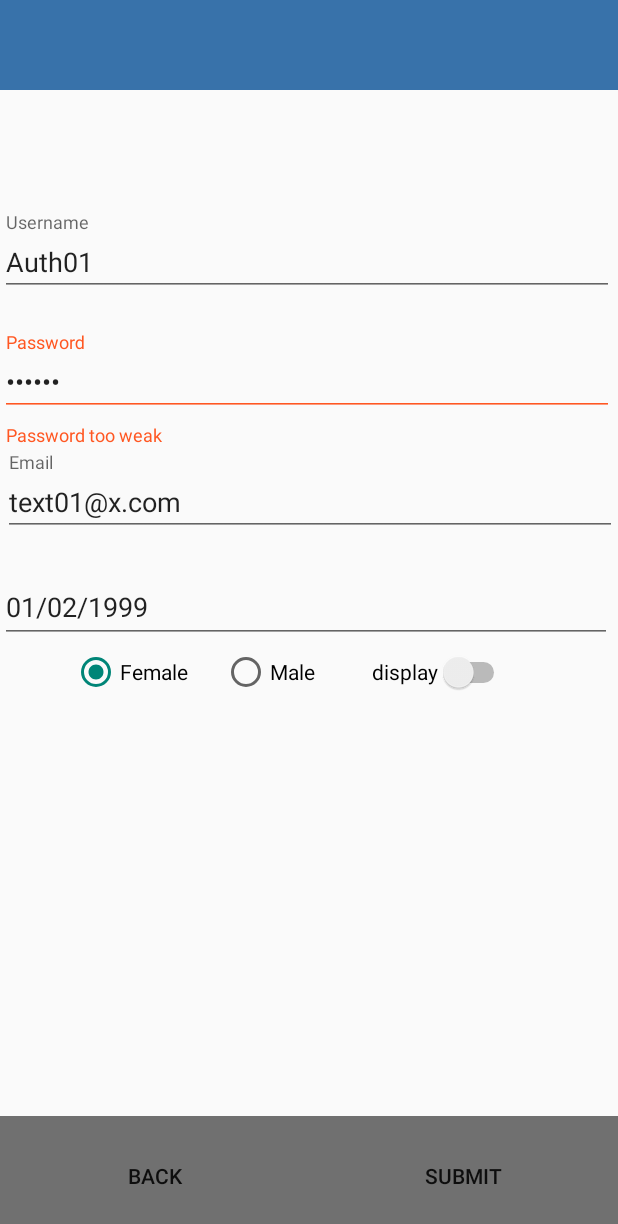
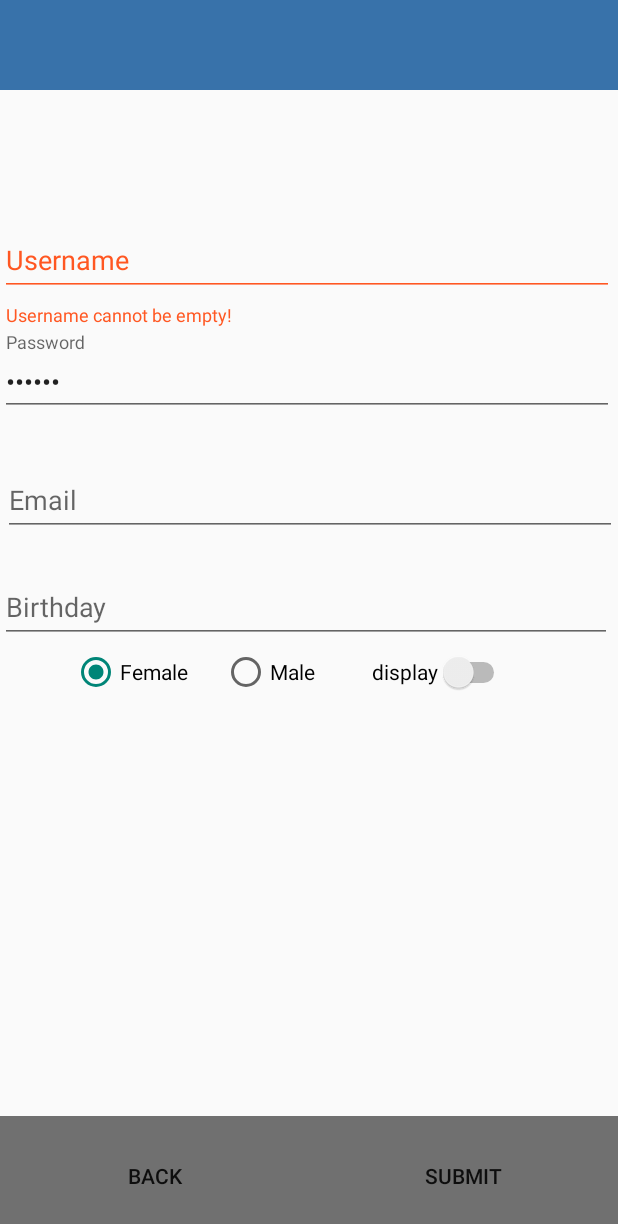
Before and after one commit to FY-Zhang/Project_Group_4, an Android app: the fragment_modify_setting screen opened through its navigation route, after a tap on "SUBMIT", on a phone screen of 412 x 824 dp. Shown: the top 1224 px of the screen. Run offline under Robolectric (Android 15) with nearby library versions, the phone set to English and light mode, and no system bars; our stand-ins replace Firebase (no records; nobody signed in at launch, a user with empty details on screens opened directly); libraries missing offline, so code that uses them is left out: io.opencensus.internal.

Commit message:
follow the change

```diff
--- a/project/app/src/main/java/com/example/groupproject/fragment_modify_setting.java
+++ b/project/app/src/main/java/com/example/groupproject/fragment_modify_setting.java
@@ -127,13 +127,14 @@
 
         //modify - setting
             //show current info
-        String user_id = "10000001"; //cookie之类的记录登录信息 (邮箱登录,然后存储id -- 是否直接使用邮箱为主键?)
-        String user_name = "Auth01";
-        String user_email = "text01@x.com";
-        final String user_psw = "100866";
-        String user_birthday = "01/02/1999";
-        String user_sex = "Female";
+        String user_id = appCookies.userID; //cookie之类的记录登录信息 (邮箱登录,然后存储id -- 是否直接使用邮箱为主键?)
+        String user_name = appCookies.username;
+        String user_email = appCookies.userEmail;
+        final String user_psw = "111111";
+        String user_birthday = appCookies.userBirthday;
+        String user_sex = appCookies.userGender;
 
+        //initial original display
         txt_username = view.findViewById(R.id.txt_username_til);
         EditText txt_username_txt = view.findViewById(R.id.txt_username_txt);
         txt_username_txt.setText(user_name);
@@ -150,12 +151,12 @@
         txt_birthday_txt.setText(user_birthday);
 
 
-            //change info
+        //change info
         Button btn_submit = view.findViewById(R.id.btn_submit); // click submit
         btn_submit.setOnClickListener(new View.OnClickListener() {
             @Override
             public void onClick(View v) {
-                String user_id = "10000001";
+                String user_id = appCookies.userID;
                 FirebaseFirestore db = FirebaseFirestore.getInstance();
                 DocumentReference userRef = db.collection("users").document(user_id);
 
@@ -163,6 +164,7 @@
                 EditText txt_username_txt = view.findViewById(R.id.txt_username_txt);
                 String user_name = txt_username_txt.getText().toString();
                 userRef.update("username", user_name);
+                appCookies.username = user_name; //使用set/get函数?
 
                 EditText txt_password_txt = view.findViewById(R.id.txt_password_txt);
                 String user_psw = txt_password_txt.getText().toString();
--- a/project/app/src/main/java/com/example/groupproject/fragment_setting_setting.java
+++ b/project/app/src/main/java/com/example/groupproject/fragment_setting_setting.java
@@ -3,17 +3,16 @@
 
 import android.content.Intent;
 import android.os.Bundle;
+import android.view.LayoutInflater;
+import android.view.View;
+import android.view.ViewGroup;
+import android.widget.Button;
+import android.widget.TextView;
 
 import androidx.annotation.NonNull;
 import androidx.annotation.Nullable;
 import androidx.fragment.app.Fragment;
 import androidx.navigation.Navigation;
-
-import android.view.LayoutInflater;
-import android.view.View;
-import android.view.ViewGroup;
-import android.widget.Button;
-import android.widget.TextView;
 
 import com.google.android.gms.tasks.OnCompleteListener;
 import com.google.android.gms.tasks.Task;
@@ -90,12 +89,12 @@
     }
 
     private void showInfo_setting(final View view){
-        String user_id = "10000001"; //cookie之类的记录登录信息
+        String user_id = appCookies.userID;//cookie之类的记录登录信息
         FirebaseFirestore db = FirebaseFirestore.getInstance();
-        System.out.println("Access!");
+        System.out.println("Access!" + user_id);
 
         db.collection("users")
-                .whereEqualTo("id", user_id)
+                .whereEqualTo("UID", user_id)
                 .get()
                 .addOnCompleteListener(new OnCompleteListener<QuerySnapshot>() {
                     @Override
@@ -104,19 +103,19 @@
                             for(QueryDocumentSnapshot document : task.getResult()) { //show info
                                 TextView tv1 = view.findViewById(R.id.dis_username);
                                 tv1.setText(document.getString("username"));
-                                //System.out.println(document.getString("username"));
+                                System.out.println(document.getString("username"));
 
                                 TextView tv2 = view.findViewById(R.id.dis_email);
                                 tv2.setText(document.getString("email"));
-                                //System.out.println(document.getString("email"));
+                                System.out.println(document.getString("email"));
 
                                 TextView tv3 = view.findViewById(R.id.dis_gender);
                                 tv3.setText(document.getString("gender"));
-                                //System.out.println(document.getString("gender"));
+                                System.out.println(document.getString("gender"));
 
                                 TextView tv4 = view.findViewById(R.id.dis_birthday);
                                 tv4.setText(document.getString("birthday"));
-                                //System.out.println(document.getString("birthday"));
+                                System.out.println(document.getString("birthday"));
                             }
                         }
                     }
--- a/project/app/src/main/java/com/example/groupproject/initial_page.java
+++ b/project/app/src/main/java/com/example/groupproject/initial_page.java
@@ -15,7 +15,7 @@
 import java.util.Arrays;
 import java.util.List;
 
-import static com.example.groupproject.functionsAndParameters.*;
+import static com.example.groupproject.appCookies.*;
 
 public class initial_page extends AppCompatActivity {
 
```
Also changed, not shown: Project_Group_4-b89a9626daa93baa7741f058dfce396247ec14e5/project/build.gradle (added, +28 -0 lines), project/app/src/main/java/com/example/groupproject/appCookies.java (renamed from project/app/src/main/java/com/example/groupproject/functionsAndParameters.java, +4 -4 lines), project/app/src/main/java/com/example/groupproject/friendlistActivity.java (+2 -13 lines), 1 other file.
